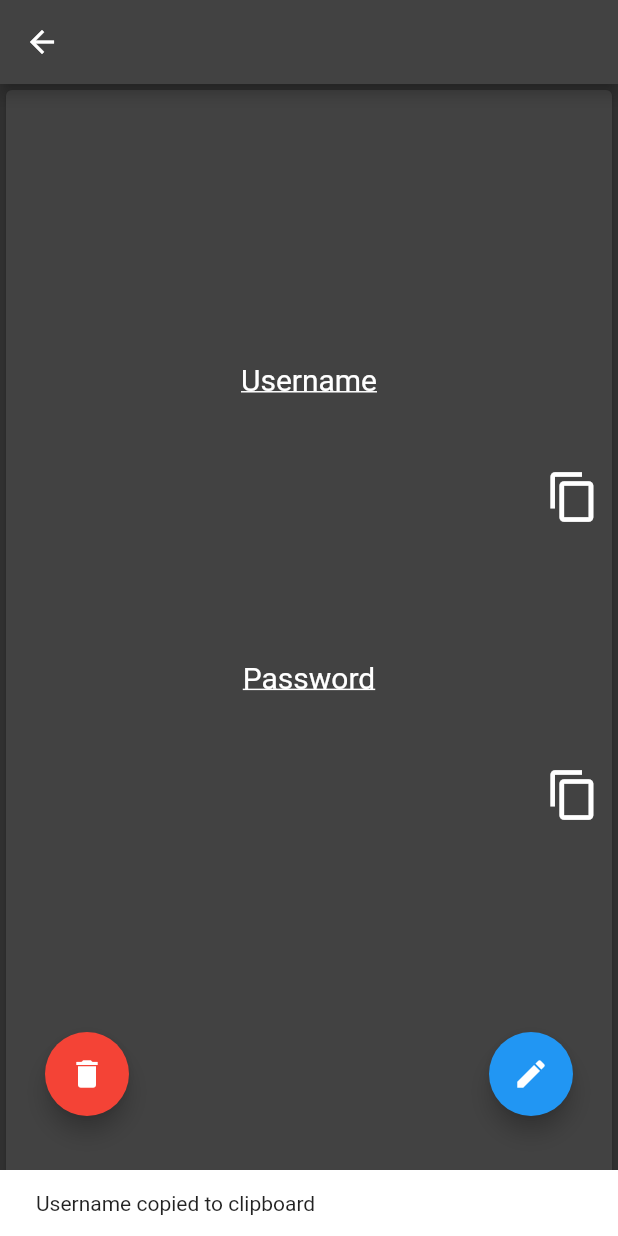
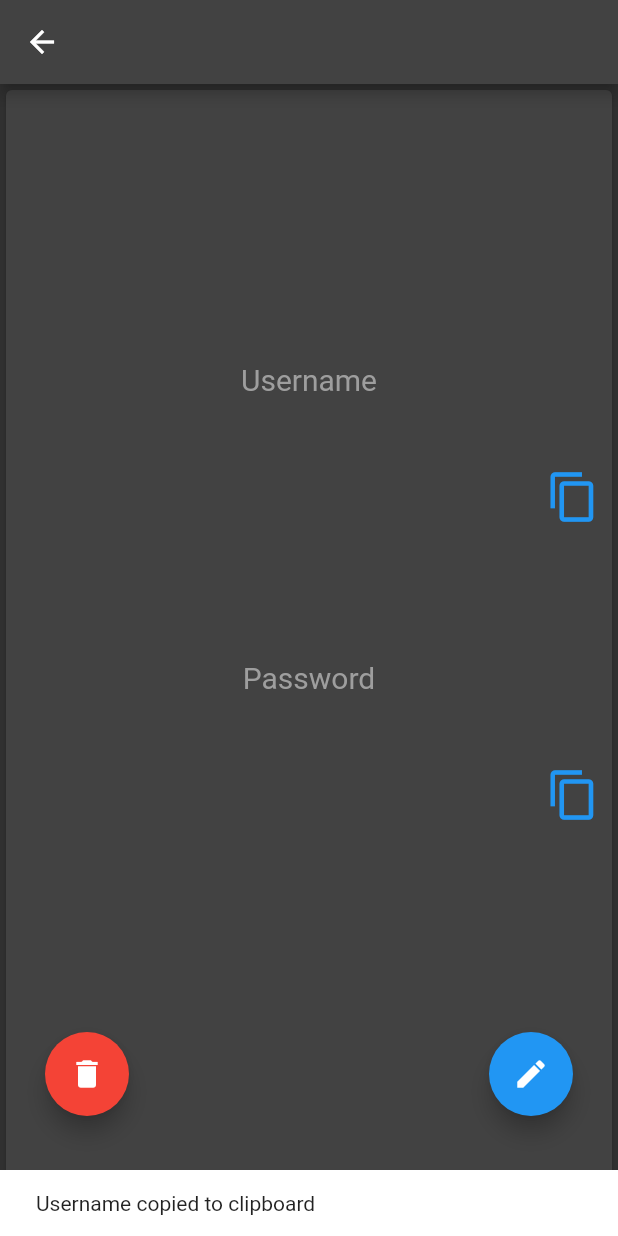
Before and after one commit to LeonardoHysesani/password_vault_mobile, a Flutter app: the DisplayItemScreen screen opened directly with empty values, after a tap on the "content copy" icon, on a phone screen of 412 x 824 dp. Run offline on Flutter 3.47's test engine with Material 2 defaults, Android fonts, the phone set to English and light mode, and no system bars; our stand-ins replace sqflite; missing offline and left inert: cryptography, encrypt; accounts and stored records are empty.

```diff
--- a/lib/display_item.dart
+++ b/lib/display_item.dart
@@ -42,7 +42,7 @@ class _DisplayItemScreenState extends State<DisplayItemScreen> {
               children: [
                 Column(
                   children: [
-                  const Center(child: Text('Username', style: TextStyle(fontSize: 20, decoration: TextDecoration.underline),),),
+                    const Center(child: Text('Username', style: TextStyle(fontSize: 20, color: Colors.grey),),),
                     Card(
                       child: Text(currentItem.username, style: const TextStyle(fontSize: 28),),
                     ),
@@ -59,7 +59,7 @@ class _DisplayItemScreenState extends State<DisplayItemScreen> {
                           );
                           ScaffoldMessenger.of(context).showSnackBar(snackBar);
                         },
-                        icon: const Icon(Icons.copy),
+                        icon: const Icon(Icons.copy, color: Colors.blue,),
                         iconSize: 36,
                       ),
                     ),
@@ -68,7 +68,7 @@ class _DisplayItemScreenState extends State<DisplayItemScreen> {
                 SizedBox(height: MediaQuery.of(context).size.height / 10,),
                 Column(
                   children: [
-                  const Center(child: Text('Password', style: TextStyle(fontSize: 20, decoration: TextDecoration.underline),),),
+                    const Center(child: Text('Password', style: TextStyle(fontSize: 20, color: Colors.grey),),),
                     Card(
                       child: Text(currentItem.password, style: const TextStyle(fontSize: 28),),
                     ),
@@ -85,7 +85,7 @@ class _DisplayItemScreenState extends State<DisplayItemScreen> {
                           );
                           ScaffoldMessenger.of(context).showSnackBar(snackBar);
                         },
-                      icon: const Icon(Icons.copy),
+                        icon: const Icon(Icons.copy, color: Colors.blue,),
                         iconSize: 36,
                       ),
                     ),
@@ -95,7 +95,7 @@ class _DisplayItemScreenState extends State<DisplayItemScreen> {
                 if (currentItem.notes != '')
                   Column(
                     children: [
-                    const Center(child: Text('Notes', style: TextStyle(fontSize: 20, decoration: TextDecoration.underline),),),
+                      const Center(child: Text('Notes', style: TextStyle(fontSize: 20, color: Colors.grey),),),
                       Card(
                         child: Text(currentItem.notes, style: const TextStyle(fontSize: 16),),
                       ),
@@ -103,7 +103,7 @@ class _DisplayItemScreenState extends State<DisplayItemScreen> {
                   ),
               ],
             ),
-        )
+          ),
       ),
       floatingActionButtonLocation: FloatingActionButtonLocation.centerFloat,
       floatingActionButton: Stack(
--- a/lib/vault.dart
+++ b/lib/vault.dart
@@ -1,5 +1,3 @@
-import 'dart:ui';
-
 import 'package:flutter/material.dart';
 import 'package:flutter/services.dart';
 import 'package:password_vault_mobile/display_item.dart';
@@ -47,6 +45,7 @@ class _VaultScreenState extends State<VaultScreen> {
         title: const Text("Your Vault"),
         automaticallyImplyLeading: false,
         actions: [
+          /*
           IconButton(
               onPressed: () {
                 setState(() {
@@ -55,6 +54,8 @@ class _VaultScreenState extends State<VaultScreen> {
               },
               icon: const Icon(Icons.search)
           ),
+
+           */
           IconButton(onPressed: () {}, icon: const Icon(Icons.settings)),
           IconButton(
               onPressed: () {
```
Also changed, not shown: lib/functions/database_management.dart (+8 -2 lines), lib/main.dart (+12 -1 lines), lib/new_alias.dart (+5 -2 lines). Lines whose indentation alone changed are shown as unchanged.
